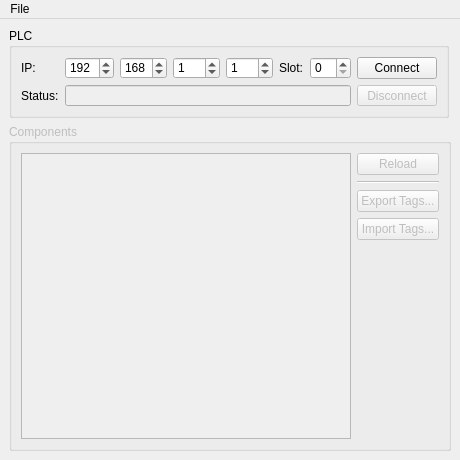
The window that PyQt5_DesignFile.ui (malsomt/TDS_PyLogixTagInterpreter) describes before a commit, drawn with Qt 5.
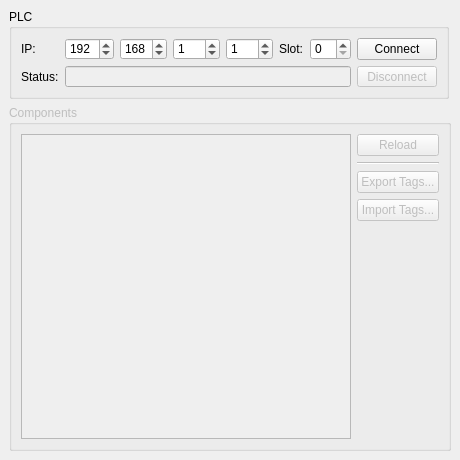
The same window after the commit.

Commit message: Removed Menu Bar

The edit to the form file:
```diff
--- a/PyQt5_DesignFile.ui
+++ b/PyQt5_DesignFile.ui
@@ -219,26 +219,6 @@
     </item>
    </layout>
   </widget>
-  <widget class="QMenuBar" name="menuBar">
-   <property name="geometry">
-    <rect>
-     <x>0</x>
-     <y>0</y>
-     <width>460</width>
-     <height>26</height>
-    </rect>
-   </property>
-   <widget class="QMenu" name="menuFile">
-    <property name="toolTip">
-     <string/>
-    </property>
-    <property name="title">
-     <string>File</string>
-    </property>
-    <addaction name="actionClose"/>
-   </widget>
-   <addaction name="menuFile"/>
-  </widget>
   <action name="actionFile">
    <property name="text">
     <string>File</string>
```
The commit also changes 2 other files.
